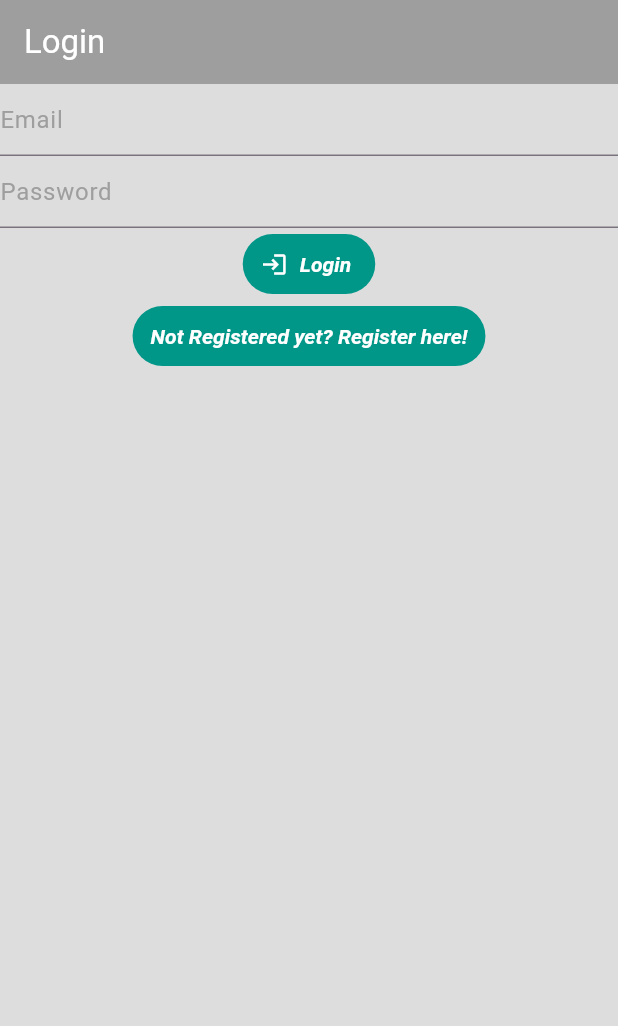
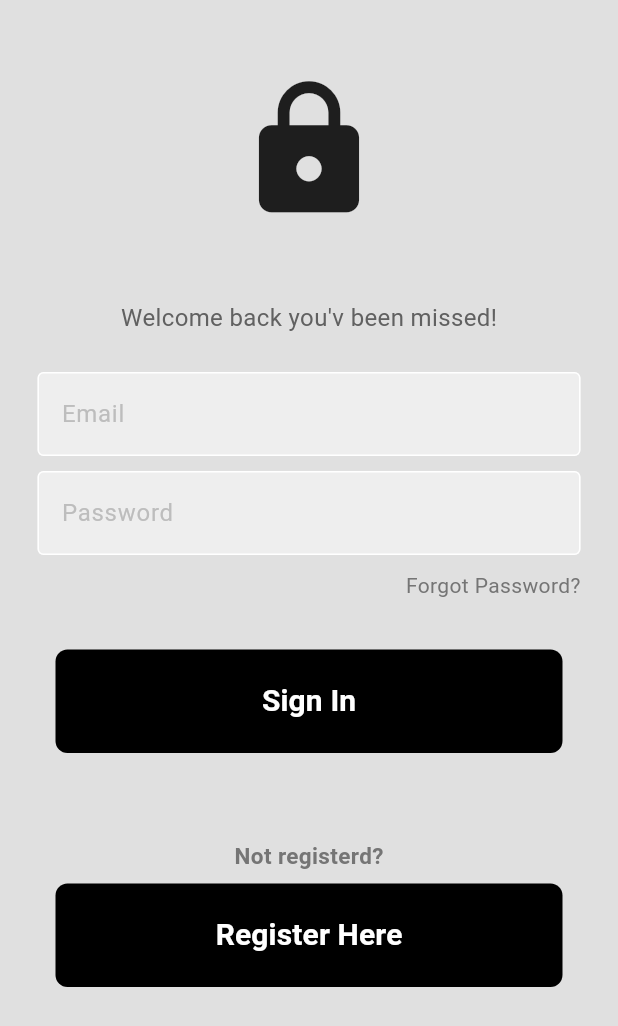
Before and after one commit to moslem-asaad/Injury-Recovery, a Flutter app: the screen it shows after launch, on a phone screen of 412 x 824 dp. Shown: the top 1026 px of the screen. Run offline on Flutter 3.47's test engine with Material 3 defaults, Android fonts, the phone set to English and light mode, and no system bars; our stand-ins replace firebase_auth, firebase_core; accounts and stored records are empty.

Commit message:
login screen looks way better

```diff
--- /dev/null
+++ b/lib/components/my_button.dart
@@ -0,0 +1,35 @@
+
+import 'package:flutter/material.dart';
+
+class MyButton extends StatelessWidget {
+
+  final Function()? onPressed;
+  final String title;
+
+  const MyButton({super.key,required this.onPressed,required this.title});
+
+  @override
+  Widget build(BuildContext context) {
+    return TextButton(
+      onPressed: onPressed,
+      child: Container(
+        padding: const EdgeInsets.all(20),
+        margin: const EdgeInsets.symmetric(horizontal: 25),
+        decoration: BoxDecoration(
+          color: Colors.black,
+          borderRadius: BorderRadius.circular(8),
+          ),
+        child: Center(
+          child: Text(
+            title,
+            style: const TextStyle(
+              color: Colors.white,
+              fontWeight: FontWeight.bold,
+              fontSize: 20,
+            ),
+          ),
+        ),
+      ),
+    );
+  }
+}
--- /dev/null
+++ b/lib/components/my_text_field.dart
@@ -0,0 +1,45 @@
+import 'package:flutter/material.dart';
+
+class MyTextField extends StatelessWidget{
+  final controller;
+  final String hintText;
+  final bool obscureText;
+  final bool enableSuggestions;
+  final bool autocorrect;
+  final TextInputType? keyboardType;
+  const MyTextField({
+    super.key,
+    required this.controller,
+    required this.hintText,
+    required this.obscureText,
+    required this.enableSuggestions,
+    required this.autocorrect,
+    required this.keyboardType,
+    });
+
+  @override
+  Widget build(BuildContext context) {
+    return Padding(
+      padding: const EdgeInsets.symmetric(horizontal: 25.0),
+      child: TextField(
+        controller: controller,
+        obscureText: obscureText,
+        enableSuggestions: enableSuggestions,
+        autocorrect: autocorrect,
+        keyboardType: keyboardType,
+        decoration: InputDecoration(
+          enabledBorder: const OutlineInputBorder(
+            borderSide: BorderSide(color: Colors.white),
+          ),
+          focusedBorder: OutlineInputBorder(
+            borderSide: BorderSide(color: Colors.grey.shade400),
+          ),
+          fillColor: Colors.grey.shade200,
+          filled: true,
+          hintText: hintText,
+          hintStyle: TextStyle(color: Colors.grey[400]),
+        ),
+      ),
+    );
+  }
+}
--- a/lib/views/login_view.dart
+++ b/lib/views/login_view.dart
@@ -1,3 +1,5 @@
+import 'package:injury_recovery/components/my_button.dart';
+import 'package:injury_recovery/components/my_text_field.dart';
 import 'package:injury_recovery/constants/routes.dart';
 import 'package:injury_recovery/services/auth/auth_exceptions.dart';
 import 'package:injury_recovery/services/auth/auth_service.dart';
@@ -30,6 +32,139 @@ class _LoginViewState extends State<LoginView> {
   }
 
   @override
+  Widget build(BuildContext context){
+    return Scaffold(
+      backgroundColor: Colors.grey[300],
+      body: SafeArea(
+        child: Center(
+          child: Column(
+            children: [
+              const SizedBox(height: 50),
+              const Icon(
+                Icons.lock,
+                size: 100,
+              ),
+              const SizedBox(height: 50),
+
+              Text(
+                'Welcome back you\'v been missed!',
+                style: TextStyle(
+                  color: Colors.grey[700],
+                  fontSize: 16,
+                ),
+              ),
+
+              const SizedBox(height: 25),
+
+              // user name textfield
+              MyTextField(
+                controller: _email,
+                hintText: 'Email',
+                obscureText: false,
+                enableSuggestions: false,
+                autocorrect: false,
+                keyboardType: TextInputType.emailAddress,
+              ),
+
+              const SizedBox(height: 10),
+
+              // password text field
+              MyTextField(
+                controller: _password,
+                hintText: 'Password',
+                obscureText: true,
+                enableSuggestions: false,
+                autocorrect: false,
+                keyboardType: TextInputType.visiblePassword,
+              ),
+
+              const SizedBox(height: 10),
+
+              // forgot password
+              Padding(
+                padding: const EdgeInsets.symmetric(horizontal: 25.0),
+                child: Row(
+                  mainAxisAlignment: MainAxisAlignment.end,
+                  children: [
+                    Text(
+                      'Forgot Password?',
+                      style: TextStyle(color: Colors.grey[600]),
+                    ),
+                  ],
+                ),
+              ),
+
+              const SizedBox(height: 25.0),
+
+              // sign in button
+              MyButton(
+                  title: 'Sign In',
+                  onPressed: () async {
+                  final email = _email.text;
+                  final password = _password.text;
+                  try {
+                    await AuthService.firebase().logIn(email: email, password: password);
+                    final user = AuthService.firebase().currentUser;
+                    if(user?.isEmailVerified?? false){
+                      // user's email is verified
+                      Navigator.of(context).pushNamedAndRemoveUntil(
+                        mainRoute,
+                        (route) => false
+                      );
+                    }else{
+                      // user's email is NOT verified
+                      Navigator.of(context).pushNamedAndRemoveUntil(
+                        verifyEmailRoute,
+                        (route) => false
+                      );
+                    }
+                  } on UserNotFoundAuthException{
+                    await showErrorDialog(context, 'User not found');
+                  } on WrongPasswordAuthException{
+                    await showErrorDialog(context, 'Wrong Password');
+                  } on GenericAuthException{
+                    await showErrorDialog(context, 'Authintication Error');
+                  }
+                },
+              ),
+
+              const SizedBox(height: 50.0),
+
+              Padding(
+                padding: const EdgeInsets.symmetric(horizontal: 25.0),
+                child: Row(
+                  mainAxisAlignment: MainAxisAlignment.center,
+                  children: [
+                    Text(
+                      'Not registerd?',
+                      style: TextStyle(
+                        color: Colors.grey[600],
+                        fontWeight: FontWeight.bold,
+                        fontSize: 15,
+                        ),
+                    ),
+                  ],
+                ),
+              ),
+
+              MyButton(
+                onPressed: (){
+                Navigator.of(context).pushNamedAndRemoveUntil(
+                  registerRoute,
+                  (route) => false,
+                );
+              },
+                title: 'Register Here'
+              ),
+            ],
+          ),
+        ),
+      ),
+    );
+  }
+}
+
+ /* @override
   Widget build(BuildContext context) {
     return Scaffold(
       appBar: AppBar (
@@ -123,8 +258,23 @@ class _LoginViewState extends State<LoginView> {
               )
             ),
           ),
+          TextButton(
+            onPressed: (){
+          },
+            child: const Text('Forgot your password? restore password!'),
+            style: TextButton.styleFrom(
+            foregroundColor: Colors.white,
+            backgroundColor: Colors.teal,
+            disabledBackgroundColor: Colors.grey,
+            textStyle: const TextStyle(
+              fontWeight: FontWeight.bold,
+              fontStyle: FontStyle.italic,
+              )
+            ),
+          ),
         ],
       ),
     );
   }
 }
+*/
```
